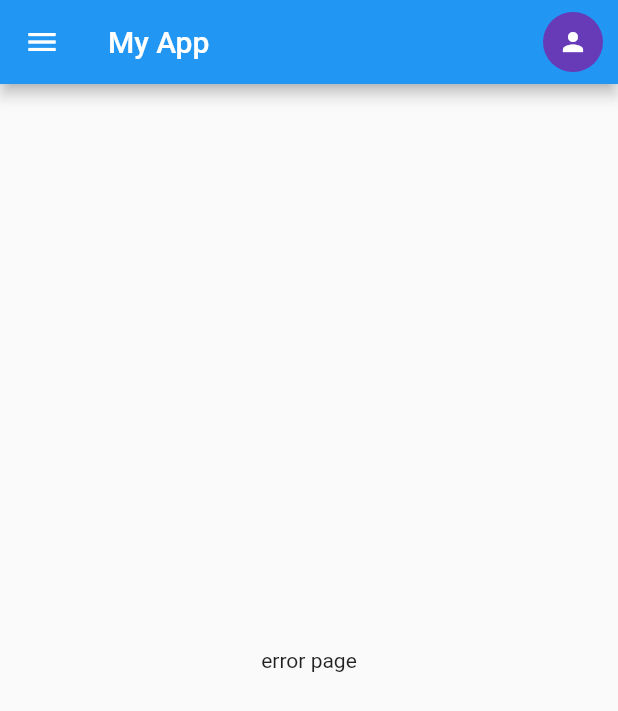
After one commit to HEEPOKE/Flutter, a Flutter app: the ErrorScreen screen opened directly, on a phone screen of 412 x 824 dp. The commit adds this screen. Shown: the top 711 px of the screen. Run offline on Flutter 3.47's test engine with Material 2 defaults, Android fonts, the phone set to English and light mode, and no system bars.

Commit message:
:money_with_wings: add error && routerapp

```diff
--- /dev/null
+++ b/app/lib/screens/error/index.dart
@@ -0,0 +1,19 @@
+import 'package:flutter/material.dart';
+import '../../widgets/app_bar.dart';
+
+class ErrorScreen extends StatelessWidget {
+  const ErrorScreen({Key? key}) : super(key: key);
+
+  @override
+  Widget build(BuildContext context) {
+    return const Scaffold(
+      appBar: MyAppBar(),
+      body: Center(
+        child: Text(
+          'error page',
+          textDirection: TextDirection.ltr,
+        ),
+      ),
+    );
+  }
+}
```
Also changed, not shown: app/lib/navigation/index.dart (+16 -15 lines).
